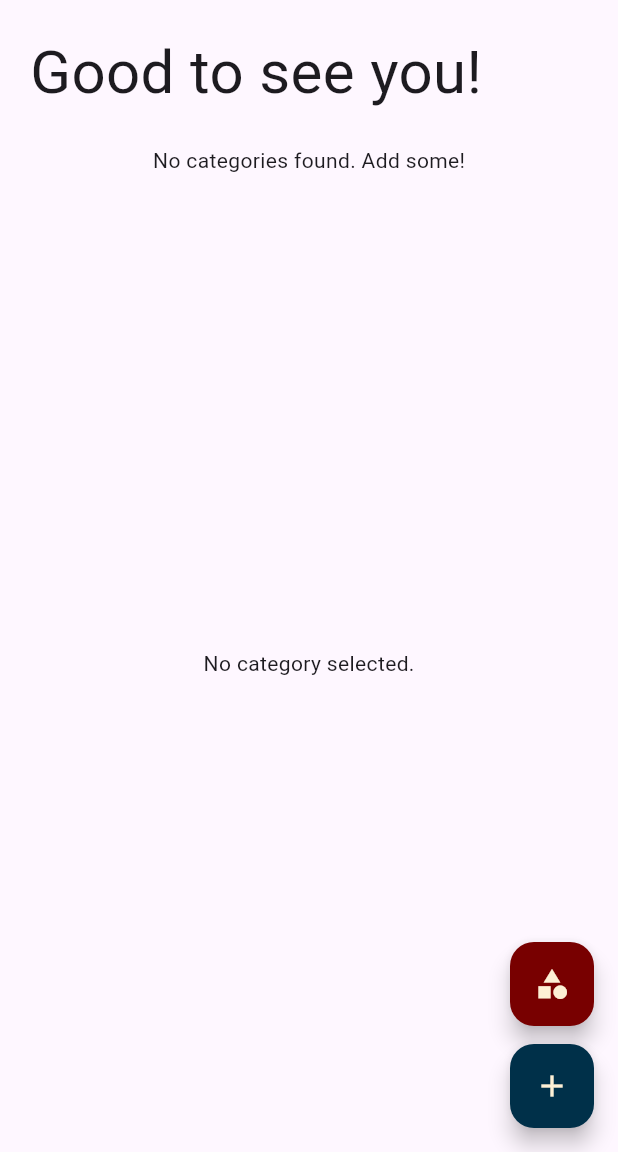
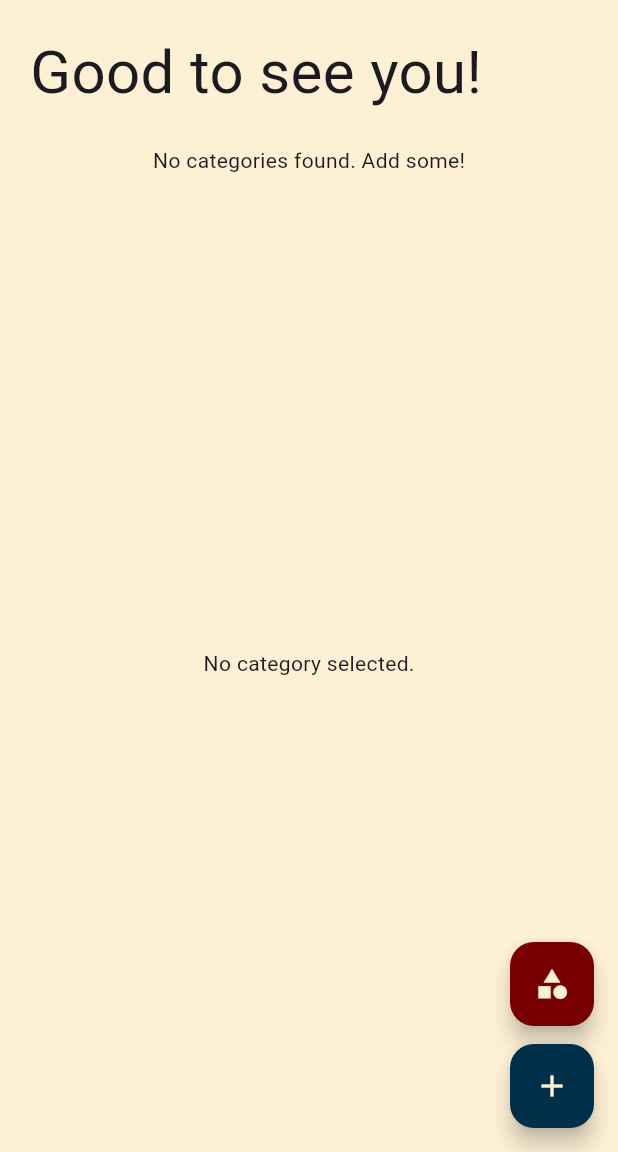
Before and after one commit to Tareqhasanmunna/Daily_TaskMate, a Flutter app: the screen it shows once a user with an empty profile is signed in, on a phone screen of 412 x 824 dp, the part 84-1236 px from its top. Run offline on Flutter 3.47's test engine with Material 3 defaults, Android fonts, the phone set to English and light mode, and no system bars; our stand-ins replace cloud_firestore, firebase_auth, firebase_core; accounts and stored records are empty.

Commit message:
bg color changed

```diff
--- a/lib/HomeScreen.dart
+++ b/lib/HomeScreen.dart
@@ -175,6 +175,7 @@ class _HomeScreenState extends State<HomeScreen> {
   @override
   Widget build(BuildContext context) {
     return Scaffold(
+      backgroundColor: const Color(0xfffdf0d5),
       appBar: AppBar(
         title: Text(
           "Daily TaskMate",
```
